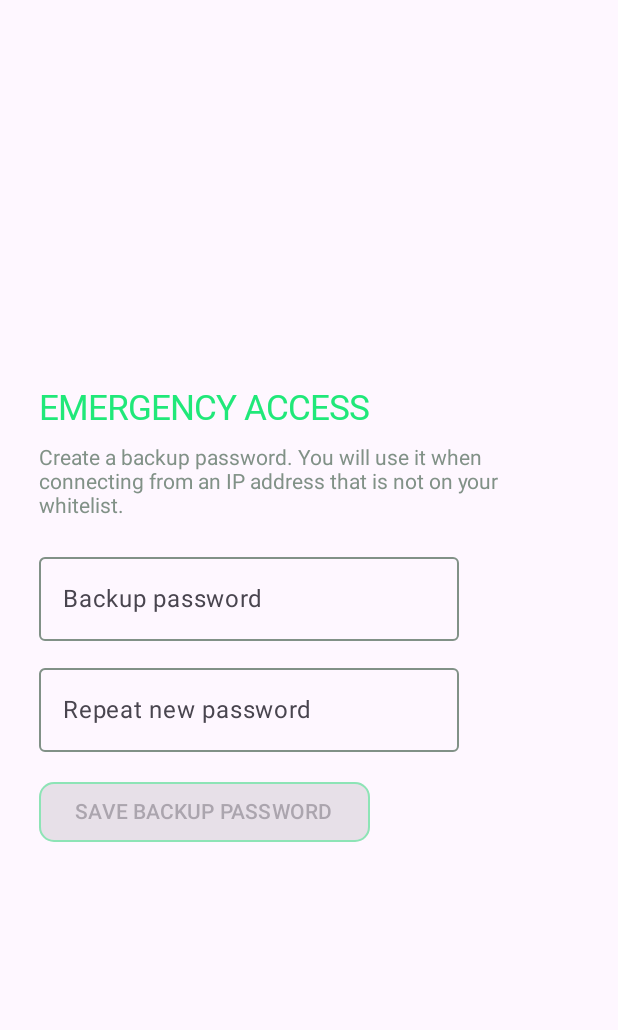
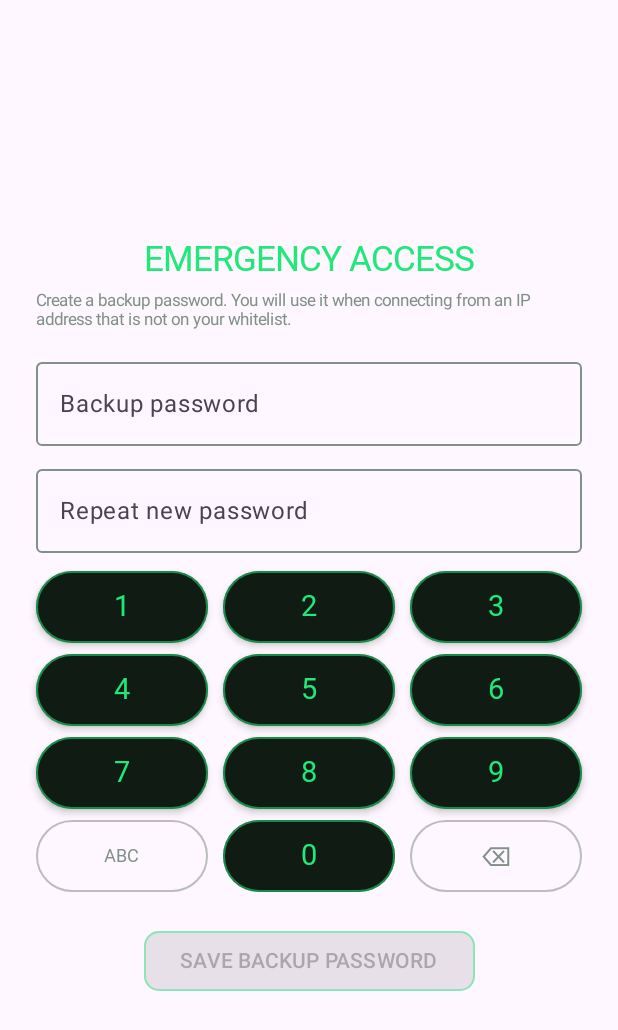
Before and after one commit to Merikqq9/Ip_vault, an Android app built with Jetpack Compose: the composable EmergencyPasswordSetupScreen shown on its own in the app's theme, on a phone screen of 412 x 824 dp. Shown: the top 1030 px of the screen. Run offline under Robolectric (Android 15) with nearby library versions, the phone set to English and light mode, and no system bars; Roboto replaces fonts that are not available here.

Commit message:
Add custom numeric keypad to initial password setup

```diff
--- a/app/src/main/java/com/ipvault/MainActivity.kt
+++ b/app/src/main/java/com/ipvault/MainActivity.kt
@@ -521,18 +521,88 @@ private fun WhitelistScreen(
 @Composable private fun EmergencyPasswordSetupScreen(onSave:(String)->Unit){
     var password by remember{mutableStateOf("")}
     var confirm by remember{mutableStateOf("")}
-    Column(Modifier.fillMaxSize().padding(26.dp),verticalArrangement=Arrangement.Center){
+    var activeField by remember{mutableStateOf("password")}
+    var textMode by remember{mutableStateOf(false)}
+    fun appendDigit(digit:String){
+        if(activeField=="password"&&password.length<128)password+=digit
+        else if(activeField=="confirm"&&confirm.length<128)confirm+=digit
+    }
+    fun eraseDigit(){
+        if(activeField=="password"&&password.isNotEmpty())password=password.dropLast(1)
+        else if(activeField=="confirm"&&confirm.isNotEmpty())confirm=confirm.dropLast(1)
+    }
+    Column(
+        Modifier.fillMaxSize().padding(horizontal=24.dp,vertical=18.dp),
+        horizontalAlignment=Alignment.CenterHorizontally,
+        verticalArrangement=Arrangement.Center
+    ){
         Text(tr("EMERGENCY ACCESS"),color=Green,fontSize=23.sp,fontFamily=VaultFont)
+        Spacer(Modifier.height(8.dp))
+        Text(tr("Create a backup password. You will use it when connecting from an IP address that is not on your whitelist."),
+            color=Muted,fontSize=11.sp)
+        Spacer(Modifier.height(14.dp))
+        if(textMode){
+            OutlinedTextField(password,{password=it},modifier=Modifier.fillMaxWidth(),
+                label={Text(tr("Backup password"))},singleLine=true,
+                visualTransformation=PasswordVisualTransformation(),colors=vaultFieldColors())
+            Spacer(Modifier.height(8.dp))
+            OutlinedTextField(confirm,{confirm=it},modifier=Modifier.fillMaxWidth(),
+                label={Text(tr("Repeat new password"))},singleLine=true,
+                visualTransformation=PasswordVisualTransformation(),colors=vaultFieldColors())
+            TextButton(onClick={textMode=false}){Text("123",color=Green,fontFamily=VaultFont)}
+        }else{
+            OutlinedTextField(
+                value=if(activeField=="password")"• ".repeat(password.length).trim() else "",
+                onValueChange={},readOnly=true,modifier=Modifier.fillMaxWidth().clickable{activeField="password"},
+                label={Text(tr("Backup password"))},singleLine=true,colors=vaultFieldColors(),
+                textStyle=TextStyle(fontFamily=VaultFont,color=Green,letterSpacing=2.sp)
+            )
+            Spacer(Modifier.height(7.dp))
+            OutlinedTextField(
+                value=if(activeField=="confirm")"• ".repeat(confirm.length).trim() else "",
+                onValueChange={},readOnly=true,modifier=Modifier.fillMaxWidth().clickable{activeField="confirm"},
+                label={Text(tr("Repeat new password"))},singleLine=true,colors=vaultFieldColors(),
+                textStyle=TextStyle(fontFamily=VaultFont,color=Green,letterSpacing=2.sp)
+            )
+            Spacer(Modifier.height(12.dp))
+            val keypadRows=listOf(listOf("1","2","3"),listOf("4","5","6"),listOf("7","8","9"))
+            Column(Modifier.fillMaxWidth(),horizontalAlignment=Alignment.CenterHorizontally,verticalArrangement=Arrangement.spacedBy(7.dp)){
+                keypadRows.forEach{row->
+                    Row(Modifier.fillMaxWidth(),horizontalArrangement=Arrangement.spacedBy(10.dp)){
+                        row.forEach{digit->
+                            Button(onClick={appendDigit(digit)},modifier=Modifier.weight(1f).height(48.dp),
+                                shape=androidx.compose.foundation.shape.CircleShape,
+                                colors=ButtonDefaults.buttonColors(containerColor=Color(0xFF101B14),contentColor=Green),
+                                border=BorderStroke(1.dp,Green.copy(alpha=.55f)),
+                                elevation=ButtonDefaults.buttonElevation(defaultElevation=3.dp,pressedElevation=0.dp)
+                            ){Text(digit,fontFamily=VaultFont,fontSize=19.sp)}
+                        }
+                    }
+                }
+                Row(Modifier.fillMaxWidth(),horizontalArrangement=Arrangement.spacedBy(10.dp)){
+                    OutlinedButton(onClick={textMode=true},modifier=Modifier.weight(1f).height(48.dp),
+                        shape=androidx.compose.foundation.shape.CircleShape,border=BorderStroke(1.dp,Muted.copy(alpha=.55f))
+                    ){Text("ABC",fontFamily=VaultFont,color=Muted,fontSize=12.sp)}
+                    Button(onClick={appendDigit("0")},modifier=Modifier.weight(1f).height(48.dp),
+                        shape=androidx.compose.foundation.shape.CircleShape,
+                        colors=ButtonDefaults.buttonColors(containerColor=Color(0xFF101B14),contentColor=Green),
+                        border=BorderStroke(1.dp,Green.copy(alpha=.55f))
+                    ){Text("0",fontFamily=VaultFont,fontSize=19.sp)}
+                    OutlinedButton(onClick={eraseDigit},modifier=Modifier.weight(1f).height(48.dp),
+                        shape=androidx.compose.foundation.shape.CircleShape,border=BorderStroke(1.dp,Muted.copy(alpha=.55f))
+                    ){Text("⌫",fontFamily=VaultFont,color=Muted,fontSize=18.sp)}
+                }
+            }
+        }
         Spacer(Modifier.height(12.dp))
-        Text(tr("Create a backup password. You will use it when connecting from an IP address that is not on your whitelist."),color=Muted)
-        Spacer(Modifier.height(18.dp))
-        OutlinedTextField(password,{password=it},label={Text(tr("Backup password"))},singleLine=true,visualTransformation=PasswordVisualTransformation(),colors=vaultFieldColors())
+        if(password.isNotEmpty()&&password.length<8)Text(tr("Use at least 8 characters."),color=Muted,fontSize=10.sp)
+        if(confirm.isNotEmpty()&&password!=confirm)Text(tr("Passwords do not match."),color=Muted,fontSize=10.sp)
         Spacer(Modifier.height(10.dp))
-        OutlinedTextField(confirm,{confirm=it},label={Text(tr("Repeat new password"))},singleLine=true,visualTransformation=PasswordVisualTransformation(),colors=vaultFieldColors())
-        Spacer(Modifier.height(16.dp))
-        Button(onClick={onSave(password)},enabled=password.length>=8&&password==confirm,colors=ButtonDefaults.buttonColors(containerColor=Green,contentColor=Black),shape=RoundedCornerShape(10.dp),border=BorderStroke(1.dp,Green.copy(alpha=.45f)),elevation=ButtonDefaults.buttonElevation(defaultElevation=4.dp,pressedElevation=1.dp)){Text(tr("SAVE BACKUP PASSWORD"))}
-        if(password.isNotEmpty()&&password.length<8)Text(tr("Use at least 8 characters."),color=Muted,fontSize=11.sp)
-        if(confirm.isNotEmpty()&&password!=confirm)Text(tr("Passwords do not match."),color=Muted,fontSize=11.sp)
+        Button(onClick={onSave(password)},enabled=password.length>=8&&password==confirm,
+            colors=ButtonDefaults.buttonColors(containerColor=Green,contentColor=Black),
+            shape=RoundedCornerShape(10.dp),border=BorderStroke(1.dp,Green.copy(alpha=.45f)),
+            elevation=ButtonDefaults.buttonElevation(defaultElevation=4.dp,pressedElevation=1.dp)
+        ){Text(tr("SAVE BACKUP PASSWORD"))}
     }
 }
 @Composable private fun EmergencyPasswordEntryScreen(onCancel:()->Unit,onUnlock:(String)->Unit){
```
